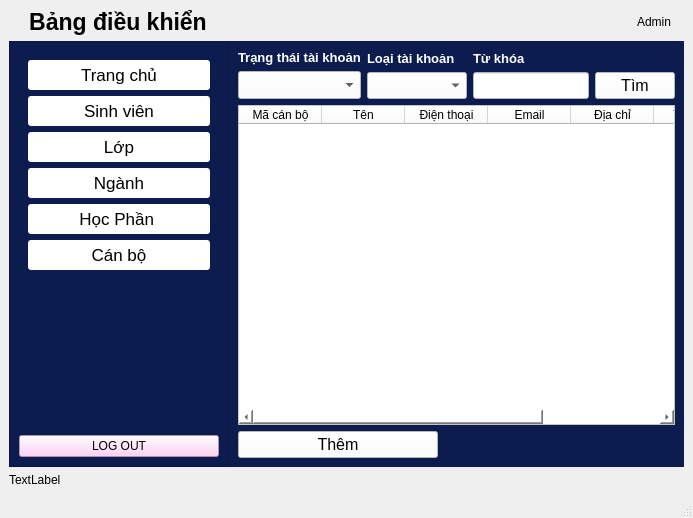
trungnguyen9999/StudentCheckedFace, file gui/quantri.ui: the form before one commit.
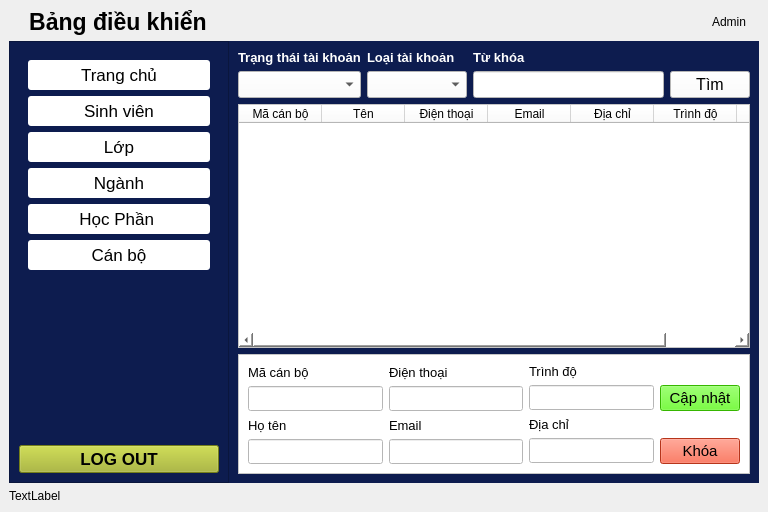
The form after the commit. Icons and pictures are not drawn.

Diff of the .ui file:
```diff
--- a/gui/quantri.ui
+++ b/gui/quantri.ui
@@ -6,8 +6,8 @@
    <rect>
     <x>0</x>
     <y>0</y>
-    <width>693</width>
-    <height>518</height>
+    <width>768</width>
+    <height>512</height>
    </rect>
   </property>
   <property name="windowTitle">
@@ -273,8 +273,15 @@
            </item>
            <item>
             <widget class="QPushButton" name="btnLogout">
+             <property name="font">
+              <font>
+               <pointsize>13</pointsize>
+               <weight>75</weight>
+               <bold>true</bold>
+              </font>
+             </property>
              <property name="styleSheet">
-              <string notr="true">background-color: rgb(255, 197, 242)</string>
+              <string notr="true">background-color: 	#a2b223</string>
              </property>
              <property name="text">
               <string>LOG OUT</string>
@@ -382,9 +389,9 @@
          </widget>
         </widget>
         <widget class="QWidget" name="giangvien">
-         <layout class="QGridLayout" name="gridLayout_6">
+         <layout class="QGridLayout" name="gridLayout_7">
           <item row="0" column="0">
-           <layout class="QVBoxLayout" name="verticalLayout_7">
+           <layout class="QVBoxLayout" name="verticalLayout_15">
             <item>
              <layout class="QHBoxLayout" name="horizontalLayout_2">
               <item>
@@ -416,7 +423,7 @@
                   </property>
                   <property name="font">
                    <font>
-                    <pointsize>13</pointsize>
+                    <pointsize>12</pointsize>
                    </font>
                   </property>
                   <property name="styleSheet">
@@ -581,6 +588,9 @@
                <property name="text">
                 <string>Mã cán bộ</string>
                </property>
+               <property name="textAlignment">
+                <set>AlignCenter</set>
+               </property>
               </column>
               <column>
                <property name="text">
@@ -611,32 +621,288 @@
                <property name="text">
                 <string>Trạng thái</string>
                </property>
+               <property name="textAlignment">
+                <set>AlignCenter</set>
+               </property>
               </column>
              </widget>
             </item>
+            <item>
+             <widget class="QFrame" name="frame_2">
+              <property name="styleSheet">
+               <string notr="true">background-color:white;</string>
+              </property>
+              <property name="frameShape">
+               <enum>QFrame::StyledPanel</enum>
+              </property>
+              <property name="frameShadow">
+               <enum>QFrame::Raised</enum>
+              </property>
+              <layout class="QGridLayout" name="gridLayout_6">
+               <item row="0" column="0">
+                <layout class="QHBoxLayout" name="horizontalLayout_6">
+                 <item>
+                  <layout class="QVBoxLayout" name="verticalLayout_12">
+                   <item>
+                    <layout class="QVBoxLayout" name="verticalLayout_2">
+                     <item>
+                      <widget class="QLabel" name="label_11">
+                       <property name="font">
+                        <font>
+                         <pointsize>10</pointsize>
+                        </font>
+                       </property>
+                       <property name="text">
+                        <string>Mã cán bộ</string>
+                       </property>
+                      </widget>
+                     </item>
+                     <item>
+                      <widget class="QLineEdit" name="edtMaCB">
+                       <property name="enabled">
+                        <bool>true</bool>
+                       </property>
+                       <property name="minimumSize">
+                        <size>
+                         <width>0</width>
+                         <height>25</height>
+                        </size>
+                       </property>
+                       <property name="font">
+                        <font>
+                         <pointsize>10</pointsize>
+                        </font>
+                       </property>
+                      </widget>
+                     </item>
+                    </layout>
+                   </item>
+                   <item>
+                    <layout class="QVBoxLayout" name="verticalLayout_9">
+                     <item>
+                      <widget class="QLabel" name="label_12">
+                       <property name="font">
+                        <font>
+                         <pointsize>10</pointsize>
+                        </font>
+                       </property>
+                       <property name="text">
+                        <string>Họ tên</string>
+                       </property>
+                      </widget>
+                     </item>
+                     <item>
+                      <widget class="QLineEdit" name="edtHoTenCB">
+                       <property name="minimumSize">
+                        <size>
+                         <width>0</width>
+                         <height>25</height>
+                        </size>
+                       </property>
+                       <property name="font">
+                        <font>
+                         <pointsize>10</pointsize>
+                        </font>
+                       </property>
+                      </widget>
+                     </item>
+                    </layout>
+                   </item>
+                  </layout>
+                 </item>
+                 <item>
+                  <layout class="QVBoxLayout" name="verticalLayout_13">
+                   <item>
+                    <layout class="QVBoxLayout" name="verticalLayout_7">
+                     <item>
+                      <widget class="QLabel" name="label_13">
+                       <property name="font">
+                        <font>
+                         <pointsize>10</pointsize>
+                        </font>
+                       </property>
+                       <property name="text">
+                        <string>Điện thoại</string>
+                       </property>
+                      </widget>
+                     </item>
+                     <item>
+                      <widget class="QLineEdit" name="edtDienThoaiCB">
+                       <property name="minimumSize">
+                        <size>
+                         <width>0</width>
+                         <height>25</height>
+                        </size>
+                       </property>
+                       <property name="font">
+                        <font>
+                         <pointsize>10</pointsize>
+                        </font>
+                       </property>
+                      </widget>
+                     </item>
+                    </layout>
+                   </item>
+                   <item>
+                    <layout class="QVBoxLayout" name="verticalLayout_10">
+                     <item>
+                      <widget class="QLabel" name="label_14">
+                       <property name="font">
+                        <font>
+                         <pointsize>10</pointsize>
+                        </font>
+                       </property>
+                       <property name="text">
+                        <string>Email</string>
+                       </property>
+                      </widget>
+                     </item>
+                     <item>
+                      <widget class="QLineEdit" name="edtEmailCB">
+                       <property name="minimumSize">
+                        <size>
+                         <width>0</width>
+                         <height>25</height>
+                        </size>
+                       </property>
+                       <property name="font">
+                        <font>
+                         <pointsize>10</pointsize>
+                        </font>
+                       </property>
+                      </widget>
+                     </item>
+                    </layout>
+                   </item>
+                  </layout>
+                 </item>
+                 <item>
+                  <layout class="QVBoxLayout" name="verticalLayout_14">
+                   <item>
+                    <layout class="QVBoxLayout" name="verticalLayout_8">
+                     <item>
+                      <widget class="QLabel" name="label_15">
+                       <property name="font">
+                        <font>
+                         <pointsize>10</pointsize>
+                        </font>
+                       </property>
+                       <property name="text">
+                        <string>Trình độ</string>
+                       </property>
+                      </widget>
+                     </item>
+                     <item>
+                      <layout class="QHBoxLayout" name="horizontalLayout_4">
+                       <item>
+                        <widget class="QLineEdit" name="edtTrinhDoCB">
+                         <property name="minimumSize">
+                          <size>
+                           <width>0</width>
+                           <height>25</height>
+                          </size>
+                         </property>
+                         <property name="font">
+                          <font>
+                           <pointsize>10</pointsize>
+                          </font>
+                         </property>
+                        </widget>
+                       </item>
+                       <item>
+                        <widget class="QPushButton" name="btnCapNhatCB">
+                         <property name="maximumSize">
+                          <size>
+                           <width>200</width>
+                           <height>16777215</height>
+                          </size>
+                         </property>
+                         <property name="font">
+                          <font>
+                           <pointsize>11</pointsize>
+                          </font>
+                         </property>
+                         <property name="styleSheet">
+                          <string notr="true">background-color:rgb(76, 255, 0);</string>
+                         </property>
+                         <property name="text">
+                          <string>Cập nhật</string>
+                         </property>
+                        </widget>
+                       </item>
+                      </layout>
+                     </item>
+                    </layout>
+                   </item>
+                   <item>
+                    <layout class="QVBoxLayout" name="verticalLayout_11">
+                     <item>
+                      <widget class="QLabel" name="label_16">
+                       <property name="font">
+                        <font>
+                         <pointsize>10</pointsize>
+                        </font>
+                       </property>
+                       <property name="text">
+                        <string>Địa chỉ</string>
+                       </property>
+                      </widget>
+                     </item>
+                     <item>
+                      <layout class="QHBoxLayout" name="horizontalLayout_5">
+                       <item>
+                        <widget class="QLineEdit" name="edtDiaChiCB">
+                         <property name="minimumSize">
+                          <size>
+                           <width>0</width>
+                           <height>25</height>
+                          </size>
+                         </property>
+                         <property name="font">
+                          <font>
+                           <pointsize>10</pointsize>
+                          </font>
+                         </property>
+                         <property name="styleSheet">
+                          <string notr="true">
+</string>
+                         </property>
+                        </widget>
+                       </item>
+                       <item>
+                        <widget class="QPushButton" name="btnCapNhatTTCB">
+                         <property name="maximumSize">
+                          <size>
+                           <width>200</width>
+                           <height>16777215</height>
+                          </size>
+                         </property>
+                         <property name="font">
+                          <font>
+                           <pointsize>11</pointsize>
+                          </font>
+                         </property>
+                         <property name="styleSheet">
+                          <string notr="true">background-color:rgb(255, 74, 38);</string>
+                         </property>
+                         <property name="text">
+                          <string>Khóa</string>
+                         </property>
+                        </widget>
+                       </item>
+                      </layout>
+                     </item>
+                    </layout>
+                   </item>
+                  </layout>
+                 </item>
+                </layout>
+               </item>
+              </layout>
+             </widget>
+            </item>
            </layout>
           </item>
-          <item row="1" column="0">
-           <widget class="QPushButton" name="pushButton">
-            <property name="maximumSize">
-             <size>
-              <width>200</width>
-              <height>16777215</height>
-             </size>
-            </property>
-            <property name="font">
-             <font>
-              <pointsize>12</pointsize>
-             </font>
-            </property>
-            <property name="styleSheet">
-             <string notr="true">background-color:white;</string>
-            </property>
-            <property name="text">
-             <string>Thêm</string>
-            </property>
-           </widget>
-          </item>
          </layout>
         </widget>
        </widget>
@@ -652,7 +918,6 @@
     </item>
    </layout>
   </widget>
-  <widget class="QStatusBar" name="statusbar"/>
  </widget>
  <resources/>
  <connections/>
```
Left out of the diff: 17 changed lines with no effect on the pictures.
